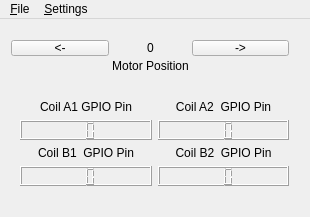
The window that stepperdriver.ui (Bahamuttg/PiRinter3D) describes before a commit, drawn with Qt 5.
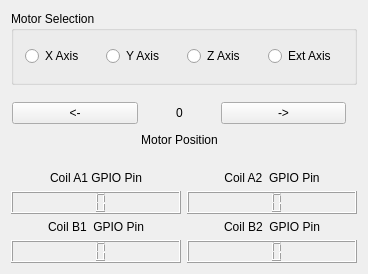
The same window after the commit. Icons and pictures are not drawn.

Patch:
```diff
--- a/stepperdriver.ui
+++ b/stepperdriver.ui
@@ -6,8 +6,8 @@
    <rect>
     <x>0</x>
     <y>0</y>
-    <width>310</width>
-    <height>217</height>
+    <width>368</width>
+    <height>274</height>
    </rect>
   </property>
   <property name="sizePolicy">
@@ -16,18 +16,6 @@
     <verstretch>0</verstretch>
    </sizepolicy>
   </property>
-  <property name="minimumSize">
-   <size>
-    <width>310</width>
-    <height>217</height>
-   </size>
-  </property>
-  <property name="maximumSize">
-   <size>
-    <width>310</width>
-    <height>217</height>
-   </size>
-  </property>
   <property name="windowTitle">
    <string>Stepper Motor Interface</string>
   </property>
@@ -39,15 +27,48 @@
    <bool>false</bool>
   </property>
   <widget class="QWidget" name="centralWidget">
+   <layout class="QVBoxLayout" name="verticalLayout">
+    <item>
+     <layout class="QGridLayout" name="gridLayout_3">
+      <item row="0" column="0">
+       <widget class="QGroupBox" name="groupBox">
+        <property name="title">
+         <string>Motor Selection</string>
+        </property>
+        <layout class="QGridLayout" name="gridLayout_4">
+         <item row="0" column="0">
+          <widget class="QRadioButton" name="rbX">
+           <property name="text">
+            <string>X Axis</string>
+           </property>
+          </widget>
+         </item>
+         <item row="0" column="1">
+          <widget class="QRadioButton" name="rbY">
+           <property name="text">
+            <string>Y Axis</string>
+           </property>
+          </widget>
+         </item>
+         <item row="0" column="2">
+          <widget class="QRadioButton" name="rbZ">
+           <property name="text">
+            <string>Z Axis</string>
+           </property>
+          </widget>
+         </item>
+         <item row="0" column="3">
+          <widget class="QRadioButton" name="rbExt">
+           <property name="text">
+            <string>Ext Axis</string>
+           </property>
+          </widget>
+         </item>
+        </layout>
+       </widget>
+      </item>
+      <item row="1" column="0">
    <widget class="QWidget" name="gridWidget" native="true">
-    <property name="geometry">
-     <rect>
-      <x>10</x>
-      <y>10</y>
-      <width>290</width>
-      <height>56</height>
-     </rect>
-    </property>
     <layout class="QGridLayout" name="gridLayout">
      <property name="sizeConstraint">
       <enum>QLayout::SetDefaultConstraint</enum>
@@ -139,15 +160,8 @@
      </item>
     </layout>
    </widget>
-   <widget class="QWidget" name="gridLayoutWidget">
-    <property name="geometry">
-     <rect>
-      <x>9</x>
-      <y>70</y>
-      <width>291</width>
-      <height>108</height>
-     </rect>
-    </property>
+      </item>
+      <item row="2" column="0">
     <layout class="QGridLayout" name="gridLayout_2">
      <item row="0" column="0">
       <widget class="QLabel" name="label_3">
@@ -221,36 +235,10 @@
       </widget>
      </item>
     </layout>
-   </widget>
-  </widget>
-  <widget class="QMenuBar" name="menuBar">
-   <property name="geometry">
-    <rect>
-     <x>0</x>
-     <y>0</y>
-     <width>310</width>
-     <height>27</height>
-    </rect>
-   </property>
-   <widget class="QMenu" name="menu_File">
-    <property name="title">
-     <string>&amp;File</string>
-    </property>
-    <addaction name="action_Turn_Off_Coils"/>
-    <addaction name="action_Enable_Motor"/>
-    <addaction name="separator"/>
-    <addaction name="action_Exit"/>
-   </widget>
-   <widget class="QMenu" name="menu_Settings">
-    <property name="title">
-     <string>&amp;Settings</string>
-    </property>
-    <addaction name="action_Configure_Coils"/>
-    <addaction name="actionUse_NOT_Gates"/>
-    <addaction name="action_Reset_MotorPosition"/>
-   </widget>
-   <addaction name="menu_File"/>
-   <addaction name="menu_Settings"/>
+      </item>
+     </layout>
+    </item>
+   </layout>
   </widget>
   <action name="action_Exit">
    <property name="text">
```
Left out of the diff: 6 changed lines with no effect on the pictures. Lines whose indentation alone changed are shown as unchanged.
